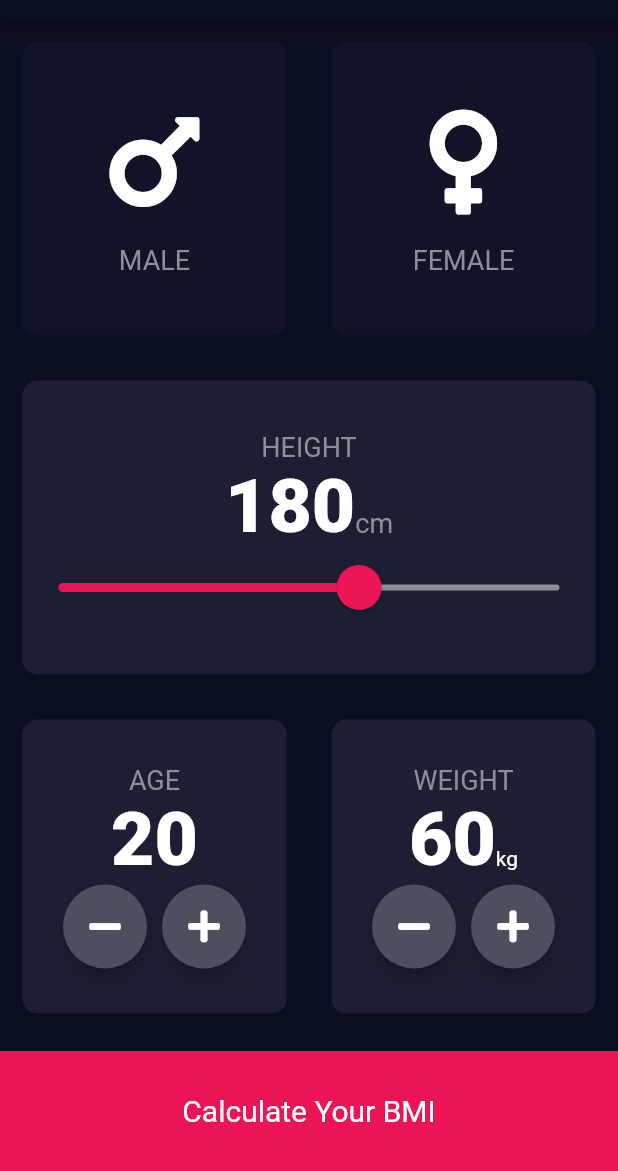
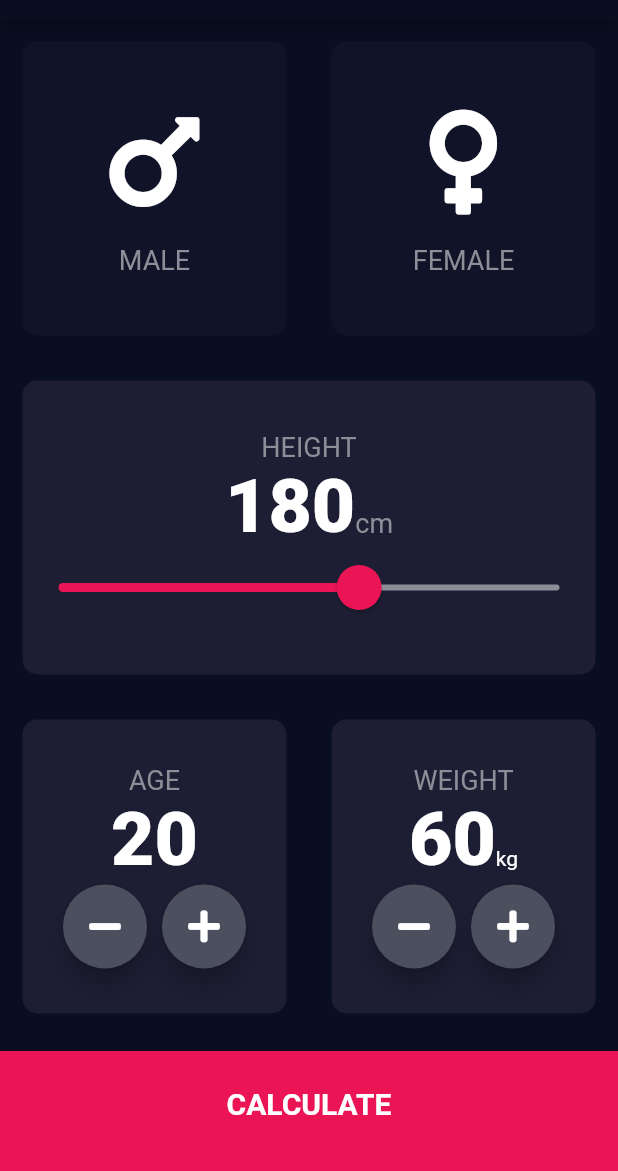
Before and after one commit to edg35/flutter-bmi-calculator, a Flutter app: the screen it shows after launch, on a phone screen of 412 x 824 dp, the part 65-1236 px from its top. Run offline on Flutter 3.47's test engine with Material 2 defaults, Android fonts, the phone set to English and light mode, and no system bars; our stand-ins replace font_awesome_flutter.

Commit message:
added bmi calculator functionality

```diff
--- /dev/null
+++ b/lib/bottom_button.dart
@@ -0,0 +1,31 @@
+import 'package:flutter/material.dart';
+import 'constants.dart';
+
+class BottomButton extends StatelessWidget {
+  BottomButton({@required this.onTap, @required this.buttonTitle});
+
+  final Function onTap;
+  final String buttonTitle;
+
+  @override
+  Widget build(BuildContext context) {
+    return GestureDetector(
+      onTap: onTap,
+      child: Container(
+          color: kBottomContainer,
+          margin: EdgeInsets.only(top: 10.0),
+          width: double.infinity,
+          height: kBottomContainerHeight,
+          padding: EdgeInsets.only(bottom: 10.0),
+          child: Center(
+            child: Text(
+              buttonTitle,
+              style: TextStyle(
+                fontSize: 20.0,
+                fontWeight: FontWeight.bold,
+              ),
+            ),
+          )),
+    );
+  }
+}
--- a/lib/input_page.dart
+++ b/lib/input_page.dart
@@ -5,6 +5,8 @@ import 'reuseable_card.dart';
 import 'icon_content.dart';
 import 'constants.dart';
 import 'results_page.dart';
+import 'bottom_button.dart';
+import 'calculator.dart';
 
 enum Sex {
   male,
@@ -17,7 +19,6 @@ class InputPage extends StatefulWidget {
 }
 
 class _InputPageState extends State<InputPage> {
-
   Sex selectedSex;
   int height = 180;
   int age = 20;
@@ -32,27 +33,34 @@ class _InputPageState extends State<InputPage> {
         body: Column(
           crossAxisAlignment: CrossAxisAlignment.stretch,
           children: <Widget>[
-          Expanded(child: Row(
+            Expanded(
+                child: Row(
               children: <Widget>[
-              Expanded(child: ReusableCard(
-                  onPress: (){
+                Expanded(
+                    child: ReusableCard(
+                  onPress: () {
                     setState(() {
                       selectedSex = Sex.male;
                     });
                   },
-                  color: selectedSex == Sex.male ? kContainerBackground : kInactiveCardColor,
+                  color: selectedSex == Sex.male
+                      ? kContainerBackground
+                      : kInactiveCardColor,
                   cardChild: IconContent(
                     text: 'MALE',
                     icon: FontAwesomeIcons.mars,
                   ),
                 )),
-              Expanded(child:  ReusableCard(
-                onPress: (){
+                Expanded(
+                    child: ReusableCard(
+                  onPress: () {
                     setState(() {
                       selectedSex = Sex.female;
                     });
                   },
-                color: selectedSex == Sex.female ? kContainerBackground : kInactiveCardColor,
+                  color: selectedSex == Sex.female
+                      ? kContainerBackground
+                      : kInactiveCardColor,
                   cardChild: IconContent(
                     text: 'FEMALE',
                     icon: FontAwesomeIcons.venus,
@@ -60,11 +68,11 @@ class _InputPageState extends State<InputPage> {
                 )),
               ],
             )),
-          Expanded(child:  ReusableCard(
+            Expanded(
+                child: ReusableCard(
               color: kContainerBackground,
               cardChild: Column(
                 mainAxisAlignment: MainAxisAlignment.center,
-
                 children: <Widget>[
                   Text(
                     "HEIGHT",
@@ -87,8 +95,8 @@ class _InputPageState extends State<InputPage> {
                   ),
                   SliderTheme(
                     data: SliderTheme.of(context).copyWith(
-                    thumbShape: RoundSliderThumbShape(enabledThumbRadius: 15.0)
-                  ),
+                        thumbShape:
+                            RoundSliderThumbShape(enabledThumbRadius: 15.0)),
                     child: Slider(
                       value: height.toDouble(),
                       min: kSliderMinVal,
@@ -105,13 +113,15 @@ class _InputPageState extends State<InputPage> {
                 ],
               ),
             )),
-          Expanded(child: Row(
+            Expanded(
+                child: Row(
               children: <Widget>[
-              Expanded(child:  ReusableCard(
+                Expanded(
+                    child: ReusableCard(
                   color: kContainerBackground,
                   cardChild: Column(
                     mainAxisAlignment: MainAxisAlignment.center,
-                  children: <Widget> [
+                    children: <Widget>[
                       Text(
                         'AGE',
                         style: kLabelTextStyle,
@@ -122,7 +132,7 @@ class _InputPageState extends State<InputPage> {
                       ),
                       Row(
                         mainAxisAlignment: MainAxisAlignment.center,
-                      children: <Widget> [
+                        children: <Widget>[
                           RoundIconButton(
                             icon: FontAwesomeIcons.minus,
                             onPressed: () {
@@ -147,7 +157,8 @@ class _InputPageState extends State<InputPage> {
                     ],
                   ),
                 )),
-              Expanded(child:  ReusableCard(
+                Expanded(
+                    child: ReusableCard(
                   color: kContainerBackground,
                   cardChild: Column(
                     mainAxisAlignment: MainAxisAlignment.center,
@@ -160,19 +171,16 @@ class _InputPageState extends State<InputPage> {
                           mainAxisAlignment: MainAxisAlignment.center,
                           crossAxisAlignment: CrossAxisAlignment.baseline,
                           textBaseline: TextBaseline.alphabetic,
-                      children: <Widget> [
+                          children: <Widget>[
                             Text(
                               weight.toString(),
                               style: kNumberTextStyle,
                             ),
-                        Text(
-                          'kg'
-                        ),
-                      ]
-                    ),
+                            Text('kg'),
+                          ]),
                       Row(
                         mainAxisAlignment: MainAxisAlignment.center,
-                      children: <Widget> [
+                        children: <Widget>[
                           RoundIconButton(
                             icon: FontAwesomeIcons.minus,
                             onPressed: () {
@@ -199,28 +207,25 @@ class _InputPageState extends State<InputPage> {
                 )),
               ],
             )),
-          GestureDetector(
+            BottomButton(
+              buttonTitle: 'CALCULATE',
               onTap: () {
-              Navigator.push(context, MaterialPageRoute(builder: (context) => ResultsPage()));
-            },
-            child: Container(
-              color: kBottomContainer,
-              margin: EdgeInsets.only(top: 10.0),
-              width: double.infinity,
-              height: kBottomContainerHeight,
-              child: Center(
-                child: Text(
-                  'Calculate Your BMI',
-                  style: TextStyle(
-                    fontSize: 20.0,
+                Calculator calc = Calculator(height: height, weight: weight);
+
+                Navigator.push(
+                  context,
+                  MaterialPageRoute(
+                    builder: (context) => ResultsPage(
+                      bmiresult: calc.calculateBMI(),
+                      resultText: calc.getResult(),
+                      interp: calc.getInterpretation(),
                     ),
                   ),
-              )
-            ),
+                );
+              },
             ),
           ],
-      )
-    );
+        ));
   }
 }
 
```
Also changed, not shown: lib/calculator.dart (added, +36 -0 lines), lib/results_page.dart (+68 -1 lines). Lines whose indentation alone changed are shown as unchanged.
